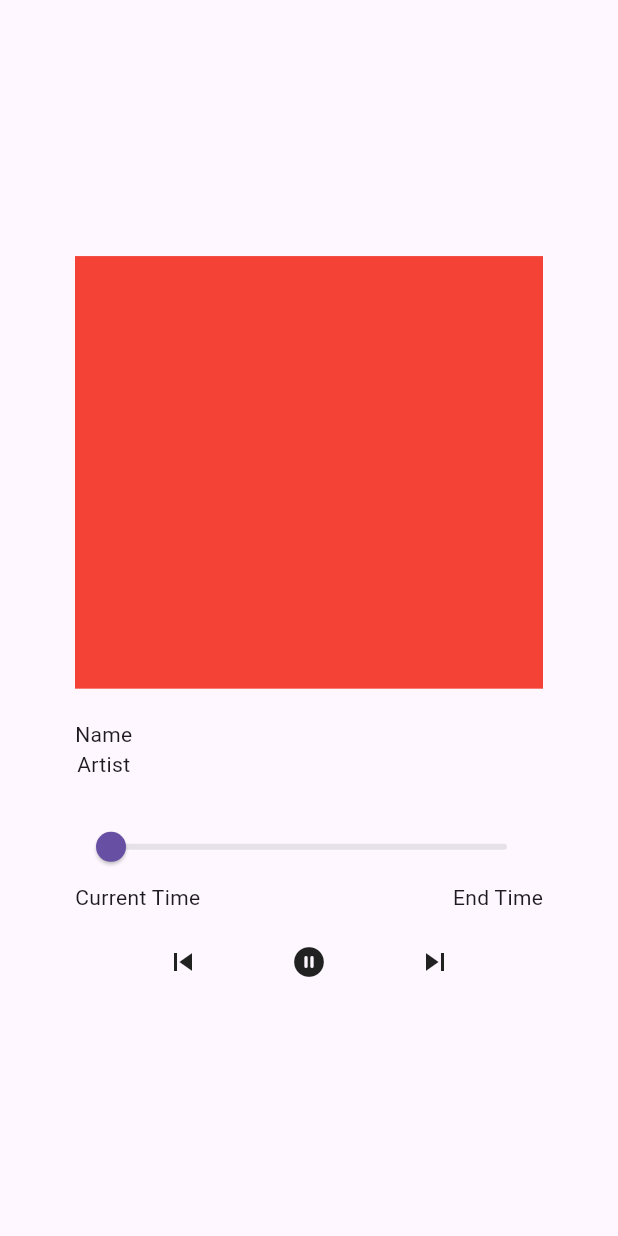
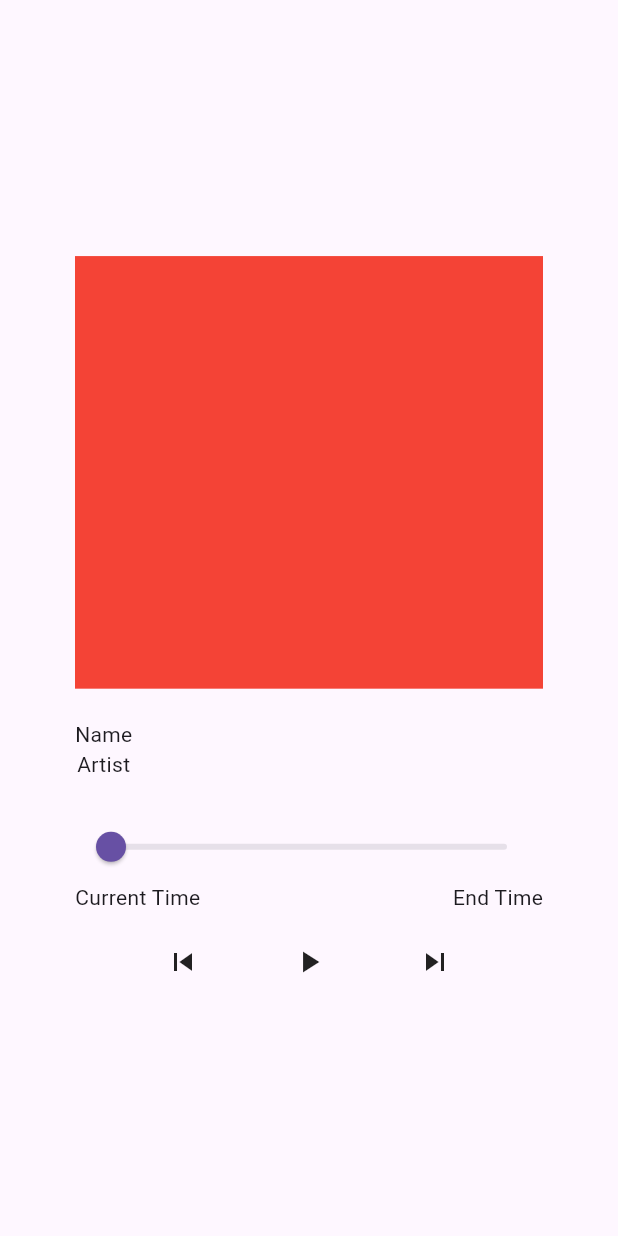
Before and after one commit to unpublished3/Music, a Flutter app: the screen it shows after launch, on a phone screen of 412 x 824 dp. Run offline on Flutter 3.47's test engine with Material 3 defaults, Android fonts, the phone set to English and light mode, and no system bars.

Commit message:
Refactor the player

```diff
--- a/lib/pages/player.dart
+++ b/lib/pages/player.dart
@@ -1,9 +1,10 @@
-// ignore_for_file: prefer_const_literals_to_create_immutables, prefer_const_constructors
+// ignore_for_file: prefer_const_literals_to_create_immutables, prefer_const_constructors, must_be_immutable
 
 import "package:flutter/material.dart";
 
 class PlayerUI extends StatelessWidget {
-  const PlayerUI({super.key});
+  PlayerUI({super.key});
+  bool isPlaying = false;
 
   @override
   Widget build(BuildContext context) {
@@ -14,45 +15,17 @@ class PlayerUI extends StatelessWidget {
         crossAxisAlignment: CrossAxisAlignment.start,
         children: [
           // Music Image
-          Thumbnail(),
+          Container(
+            height: MediaQuery.of(context).size.height * 0.35,
+            width: MediaQuery.of(context).size.width,
+            color: Colors.red,
+          ),
 
-          Name(),
+          Column(
+            children: [Text("Name"), Text("Artist")],
+          ),
 
-          StatusBar(),
-
-          MediaControls()
-        ],
-      ),
-    );
-  }
-}
-
-class MediaControls extends StatelessWidget {
-  const MediaControls({
-    super.key,
-  });
-
-  @override
-  Widget build(BuildContext context) {
-    return Row(
-      mainAxisAlignment: MainAxisAlignment.spaceEvenly,
-      children: [
-        Icon(Icons.skip_previous),
-        Icon(Icons.pause_circle_filled_rounded),
-        Icon(Icons.skip_next)
-      ],
-    );
-  }
-}
-
-class StatusBar extends StatelessWidget {
-  const StatusBar({
-    super.key,
-  });
-
-  @override
-  Widget build(BuildContext context) {
-    return Column(
+          Column(
             children: [
               Slider(
                 onChanged: (double a) {},
@@ -63,34 +36,18 @@ class StatusBar extends StatelessWidget {
                 children: [Text("Current Time"), Text("End Time")],
               )
             ],
+          ),
+
+          Row(
+            mainAxisAlignment: MainAxisAlignment.spaceEvenly,
+            children: [
+              Icon(Icons.skip_previous),
+              Icon(isPlaying ? Icons.pause : Icons.play_arrow),
+              Icon(Icons.skip_next)
+            ],
+          )
+        ],
+      ),
     );
   }
 }
-
-class Name extends StatelessWidget {
-  const Name({
-    super.key,
-  });
-
-  @override
-  Widget build(BuildContext context) {
-    return Column(
-      children: [Text("Name"), Text("Artist")],
-    );
-  }
-}
-
-class Thumbnail extends StatelessWidget {
-  const Thumbnail({
-    super.key,
-  });
-
-  @override
-  Widget build(BuildContext context) {
-    return Container(
-      height: MediaQuery.of(context).size.height * 0.35,
-      width: MediaQuery.of(context).size.width,
-      color: Colors.red,
-    );
-  }
-}
--- a/pubspec.yaml
+++ b/pubspec.yaml
@@ -35,6 +35,7 @@ dependencies:
   # The following adds the Cupertino Icons font to your application.
   # Use with the CupertinoIcons class for iOS style icons.
   cupertino_icons: ^1.0.6
+  just_audio: ^0.9.36
 
 dev_dependencies:
   flutter_test:
```
Also changed, not shown: 2 other files. Lines whose indentation alone changed are shown as unchanged.
